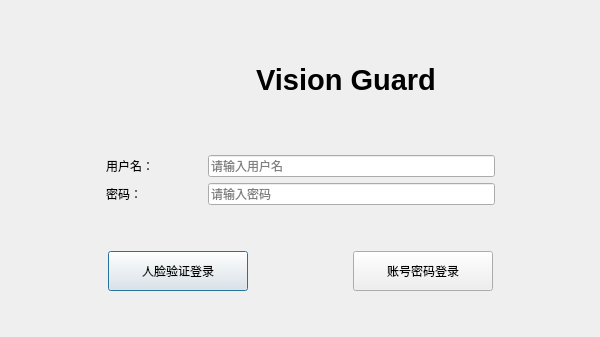
hza2002/VisionGuard, file ui/login_account.ui: the form before one commit.
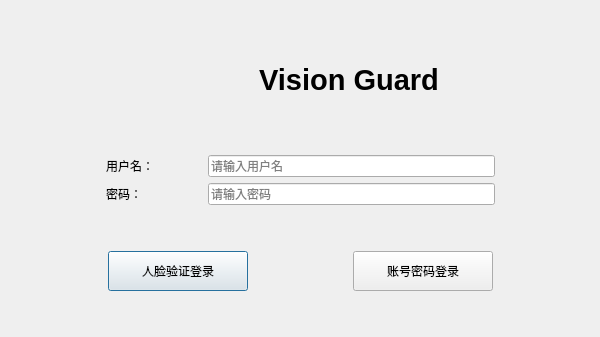
The form after the commit.

Commit message: Modify ui icon and app

What changed in the file:
```diff
--- a/ui/login_account.ui
+++ b/ui/login_account.ui
@@ -54,13 +54,13 @@
        <widget class="QLabel" name="icon">
         <property name="minimumSize">
          <size>
-          <width>85</width>
+          <width>90</width>
           <height>85</height>
          </size>
         </property>
         <property name="maximumSize">
          <size>
-          <width>85</width>
+          <width>90</width>
           <height>85</height>
          </size>
         </property>
```
The commit also changes 6 other files.
